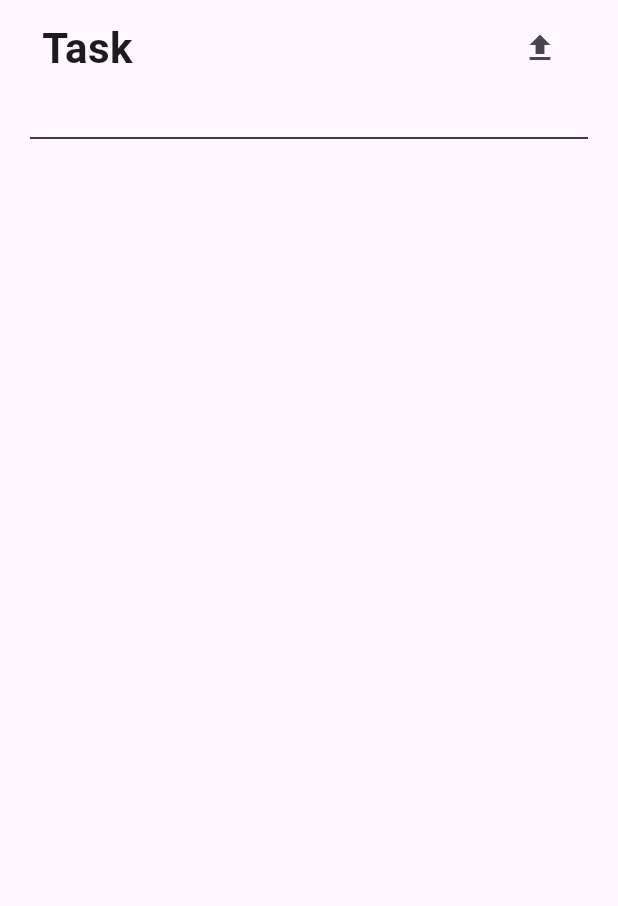
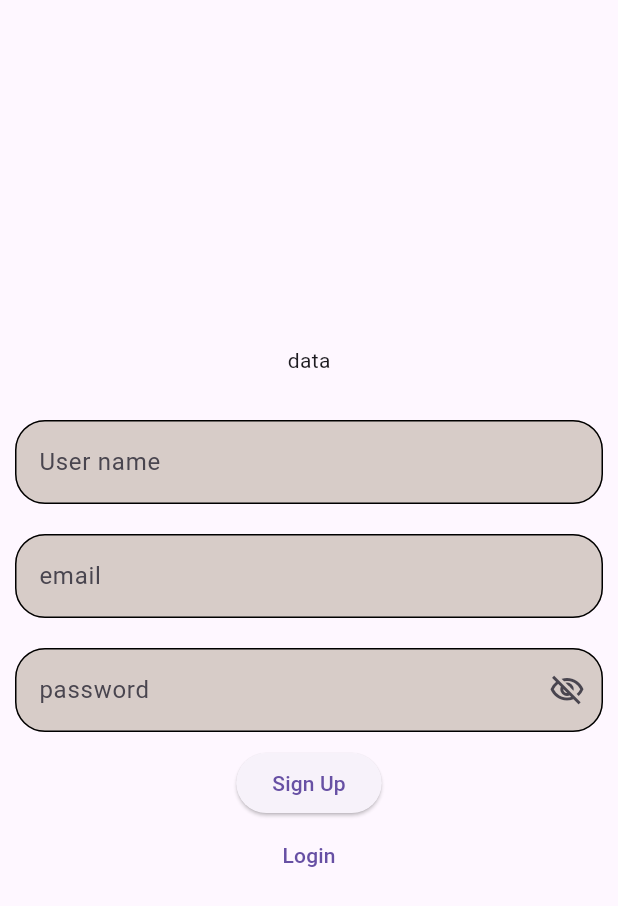
Before and after one commit to mahm-8/Todo-list, a Flutter app: the screen it shows after launch, on a phone screen of 412 x 824 dp. Shown: the top 906 px of the screen. Run offline on Flutter 3.47's test engine with Material 2 defaults, Android fonts, the phone set to English and light mode, and no system bars; our stand-ins replace pinput, supabase_flutter; accounts and stored records are empty.

Commit message:
add: Login & SignUp

```diff
--- a/lib/main.dart
+++ b/lib/main.dart
@@ -1,6 +1,6 @@
 import 'package:flutter/material.dart';
 import 'package:supabase_flutter/supabase_flutter.dart';
-import 'package:todo/screen/home_page.dart';
+import 'package:todo/screen/sign_up.dart';
 import 'package:todo/supabase/data_base.dart';
 void main() async{
   WidgetsFlutterBinding.ensureInitialized();
@@ -19,7 +19,7 @@ class MainApp extends StatelessWidget {
     return  MaterialApp(
       theme: ThemeData(useMaterial3: true),
 
-      home: const HomePage()
+      home: const SignUp()
 
 
     );
--- a/lib/method/add_task.dart
+++ b/lib/method/add_task.dart
@@ -1,4 +1,5 @@
 import 'package:flutter/material.dart';
+import 'package:supabase_flutter/supabase_flutter.dart';
 import 'package:todo/method/supa_method.dart';
 import 'package:todo/screen/home_page.dart';
 import 'package:todo/widgets/cust_field.dart';
@@ -33,11 +34,13 @@ BuildContext context,
               },),
             TextButton(
               child: const Text('Add'),
-              onPressed: () {
+              onPressed: () async{
                 if(taskKey.currentState!.validate()) {
+                  final supabase= await Supabase.instance.client;
                   SupaNetwork().addTask({
                     "task": taskController.text,
                     "description": descriptionController.text,
+                   "user_id": supabase.auth.currentUser!.id
                   });
                   Navigator.push(context, MaterialPageRoute(builder: (context) => const HomePage(),));
                 }
--- a/lib/method/supa_method.dart
+++ b/lib/method/supa_method.dart
@@ -3,7 +3,9 @@ import 'package:supabase_flutter/supabase_flutter.dart';
 import '../model/todo_model.dart';
 class SupaNetwork{
  Future<List<TodoModel>> getTodo()async{
-    final List data= await Supabase.instance.client.from('todo').select('*');
+   final supabase= Supabase.instance.client.auth.currentUser!.id;
+    final data= await Supabase.instance.client.
+    from('todo').select('*').eq('user_id', supabase);
     log(data.toString());
     List<TodoModel> todoList=[];
     for(var element in data){
--- /dev/null
+++ b/lib/screen/login.dart
@@ -0,0 +1,57 @@
+// ignore_for_file: use_build_context_synchronously
+
+import 'package:flutter/material.dart';
+import 'package:supabase_flutter/supabase_flutter.dart';
+import 'package:todo/extension/ext_string.dart';
+import 'package:todo/screen/home_page.dart';
+import '../widgets/button_widget.dart';
+import '../widgets/cust_field.dart';
+class LogIn extends StatefulWidget {
+  const LogIn({super.key});
+  @override
+  State<LogIn> createState() => _LogInState();
+}
+class _LogInState extends State<LogIn> {
+  final emailController=TextEditingController();
+  final passController=TextEditingController();
+  final emailKey=GlobalKey<FormState>();
+  final passKey=GlobalKey<FormState>();
+  bool display=true;
+  @override
+  Widget build(BuildContext context) {
+    return Scaffold(body: SafeArea(child: Column( mainAxisAlignment: MainAxisAlignment.center,
+      children: [
+        const Text('data'),
+        const SizedBox(height: 20,),
+        CustomField(taskController: emailController, hintText: 'email',keyForm: emailKey,validator: (val){ if(val!.isEmpty){ return 'enter email please';}if(!val.isValidEmail){return 'email contain @ and .';} return null;}),
+        CustomField(pass: true,display: display,onTap: () {
+          display=!display;
+          setState(() {});
+        },
+            taskController: passController, hintText: 'password',keyForm: passKey,validator: (val){ if(val!.isEmpty){ return 'enter password please';}if(!val.isValidPassword){return 'upperCase ,lowerCase,number,(!@#*\$)';} return null;}),
+        ButtonWidget(text: 'Sign Up',onPressed: ()async{
+          List<bool> isValid=[];
+          isValid.add(validtion(formKey: emailKey));
+          isValid.add(validtion(formKey: passKey));
+          if(!isValid.contains(false)) {
+            final supabase =await Supabase.instance.client;
+
+            final user=await supabase.auth.signInWithPassword(password: passController.text.trim(),email: emailController.text.trim());
+            if (user.session?.accessToken!=null) {
+              Navigator.push(context,
+                  MaterialPageRoute(builder: (context) => const HomePage()));
+            }else{
+              ScaffoldMessenger.of(context).showSnackBar(const SnackBar(content:Text('Wrong email or password')));
+            }
+          }
+        },),
+      ],)),);
+  }
+  validtion({required GlobalKey<FormState> formKey}){
+    if(formKey.currentState!.validate()){
+      return true;
+    }
+    return false;
+  }
+
+}
--- /dev/null
+++ b/lib/screen/sign_up.dart
@@ -0,0 +1,71 @@
+// ignore_for_file: use_build_context_synchronously
+
+import 'package:flutter/material.dart';
+import 'package:supabase_flutter/supabase_flutter.dart';
+import 'package:todo/extension/ext_string.dart';
+import 'package:todo/screen/verification.dart';
+import 'package:todo/widgets/button_widget.dart';
+import 'package:todo/widgets/cust_field.dart';
+
+import 'login.dart';
+
+class SignUp extends StatefulWidget {
+  const SignUp({super.key});
+
+  @override
+  State<SignUp> createState() => _SignUpState();
+}
+
+class _SignUpState extends State<SignUp> {
+  final emailKey=GlobalKey<FormState>();
+  final userKey=GlobalKey<FormState>();
+  final passKey=GlobalKey<FormState>();
+  final userController=TextEditingController();
+  final emailController=TextEditingController();
+  final passController=TextEditingController();
+  bool display=false;
+  @override
+  Widget build(BuildContext context) {
+    return Scaffold(body: SafeArea(child:
+    Column( mainAxisAlignment: MainAxisAlignment.center,
+      children: [
+      const Text('data'),
+      const SizedBox(height: 20,),
+      CustomField(taskController: userController, hintText: 'User name',keyForm: userKey, validator: (val){ if(val!.isEmpty){ return 'enter name please';} return null;} ),
+      CustomField(taskController: emailController, hintText: 'email',keyForm: emailKey,validator: (val){ if(val!.isEmpty){ return 'enter email please';}if(!val.isValidEmail){return 'email contain @ and .';} return null;}),
+      CustomField(taskController: passController, hintText: 'password',
+          keyForm: passKey,display: display,
+        pass: true,
+        validator:
+              (val){
+        if(val!.isEmpty){ return 'enter password please';}
+        if(!val.isValidPassword){return 'upperCase ,lowerCase,number,(!@#*\$)';}
+        return null;}
+        ,onTap: () {
+          display=!display;
+          setState(() {
+
+          });
+        },),
+        ButtonWidget(text: 'Sign Up',onPressed: ()async{
+          List<bool> isValid=[];
+          isValid.add(validtion(formKey: userKey));
+          isValid.add(validtion(formKey: emailKey));
+          isValid.add(validtion(formKey: passKey));
+          if(!isValid.contains(false)) {
+            final supabase = Supabase.instance.client;
+            supabase.auth.signUp(
+                password: passController.text.trim(),
+                email: emailController.text.trim());
+            Navigator.push(context, MaterialPageRoute(builder: (context) => OtpScreen(email: emailController.text.trim())));
+          }
+        },), TextButton(onPressed: (){Navigator.pushAndRemoveUntil(context, MaterialPageRoute(builder: (context) => const LogIn(),), (route) => false);}, child: const Text('Login'))
+    ],)),);
+  }
+  validtion({required GlobalKey<FormState> formKey}){
+    if(formKey.currentState!.validate()){
+      return true;
+    }
+    return false;
+  }
+}
--- /dev/null
+++ b/lib/widgets/button_widget.dart
@@ -0,0 +1,11 @@
+import 'package:flutter/material.dart';
+
+class ButtonWidget extends StatelessWidget {
+  const ButtonWidget({super.key, this.onPressed, required this.text});
+ final Function()? onPressed;
+ final String text;
+  @override
+  Widget build(BuildContext context) {
+    return ElevatedButton(onPressed: onPressed, child: Text(text));
+  }
+}
--- a/lib/widgets/card_todo.dart
+++ b/lib/widgets/card_todo.dart
@@ -26,16 +26,12 @@ class _CardTodoState extends State<CardTodo> {
             if(widget.todoList.state ==false){
 
               SupaNetwork().updateTask(true, widget.todoList.id!);
-
-
             }else{
-
               SupaNetwork().updateTask(false, widget.todoList.id!);
             }
             widget.todoList.state=value!;
             log(widget.todoList.state.toString());
           setState(() {
-
           });
         },),
         title:  Text("${widget.todoList.task}"),
--- a/lib/widgets/cust_field.dart
+++ b/lib/widgets/cust_field.dart
@@ -1,25 +1,41 @@
 import 'package:flutter/material.dart';
 
 class CustomField extends StatelessWidget {
-  const CustomField({super.key,required this.taskController, this.keyForm,  this.validator, required this.hintText});
+  const CustomField({super.key,
+    required this.taskController,
+    this.keyForm,  this.validator,
+    required this.hintText,
+    this.display=false, this.onTap, this.pass=false});
  final TextEditingController taskController;
  final GlobalKey? keyForm;
   final String? Function(String?)? validator;
   final String hintText;
+  final bool display;
+  final Function()? onTap;
+  final bool pass;
 
   @override
   Widget build(BuildContext context) {
-    return Form(
+    return Padding(
+      padding: const EdgeInsets.all(10.0),
+      child: Form(
         key: keyForm,
         child: TextFormField(
+          obscureText:!pass ? false:!display ,
           validator: validator,
           controller:taskController ,
           decoration: InputDecoration(hintText: hintText,
-            suffixIconColor: Colors.grey,
+
               fillColor:Colors.brown[100] ,
               filled: true,
+              suffixIcon:!pass? null :
+              InkWell( onTap: onTap, child: Icon(display? Icons.remove_red_eye_outlined : Icons.visibility_off_outlined) ),
+
+              errorBorder: OutlineInputBorder(borderRadius: BorderRadius.circular(20)),
+              focusedErrorBorder: OutlineInputBorder(borderRadius: BorderRadius.circular(20)),
               focusedBorder: OutlineInputBorder(borderRadius: BorderRadius.circular(20)),
               enabledBorder: OutlineInputBorder(borderRadius: BorderRadius.circular(20))),),
+      ),
     );
   }
 }
--- a/pubspec.yaml
+++ b/pubspec.yaml
@@ -10,6 +10,7 @@ dependencies:
   flutter:
     sdk: flutter
   supabase_flutter: ^1.10.25
+  pinput: ^3.0.1
 
 dev_dependencies:
   flutter_test:
```
Also changed, not shown: lib/extension/ext_string.dart (added, +13 -0 lines), lib/screen/home_page.dart (+8 -0 lines), lib/screen/verification.dart (added, +35 -0 lines), lib/widgets/get_task.dart (+5 -3 lines), pubspec.lock. Lines whose indentation alone changed are shown as unchanged.
